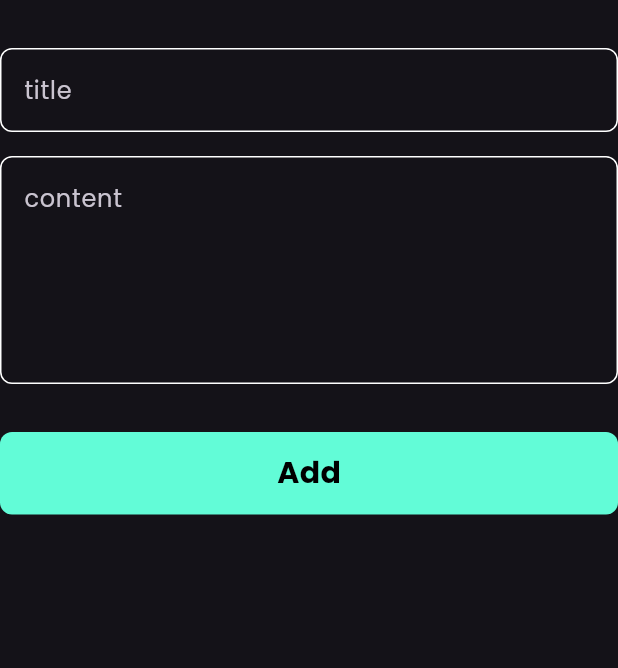
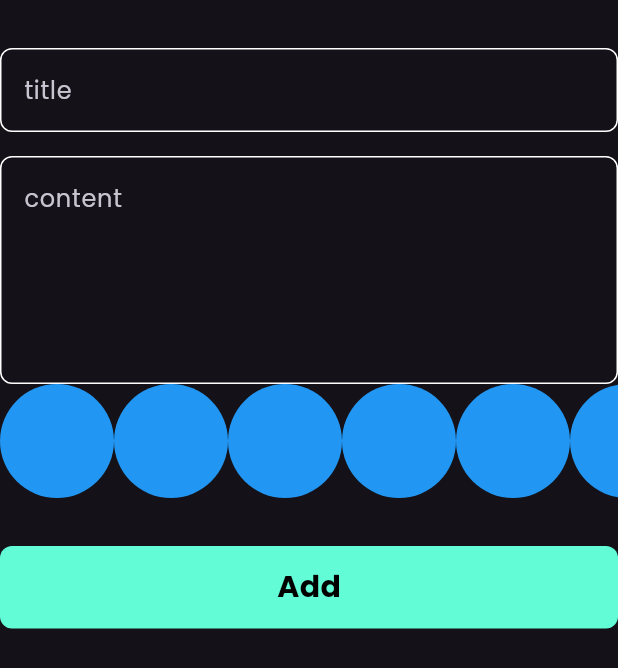
Before and after one commit to adelkalaji/notes_app, a Flutter app: the AddNoteForm widget shown alone on an empty page, opened directly, on a phone screen of 412 x 824 dp. Shown: the top 668 px of the screen. Run offline on Flutter 3.47's test engine with Material 3 defaults, Android fonts, the phone set to English and light mode, and no system bars; our stand-ins replace bloc, flutter_bloc, hive, hive_flutter; accounts and stored records are empty.

Commit message:
create color list view part one

```diff
--- a/notes_app/lib/views/notes_view.dart
+++ b/notes_app/lib/views/notes_view.dart
@@ -2,7 +2,7 @@ import 'package:flutter/material.dart';
 import 'package:flutter_bloc/flutter_bloc.dart';
 import 'package:notes_app/constants.dart';
 import 'package:notes_app/cubits/cubit_cubit/notes_cubit.dart';
-import 'package:notes_app/views/widgets/add_note_botttom_sheet.dart';
+import 'package:notes_app/views/widgets/add_note_bottom_sheet.dart';
 import 'package:notes_app/views/widgets/notes_view_body.dart';
 
 class NotesView extends StatelessWidget {
--- a/notes_app/lib/views/widgets/add_note_form.dart
+++ b/notes_app/lib/views/widgets/add_note_form.dart
@@ -3,6 +3,7 @@ import 'package:flutter_bloc/flutter_bloc.dart';
 import 'package:intl/intl.dart';
 import 'package:notes_app/cubits/add_note_cubit/add_note_cubit.dart';
 import 'package:notes_app/models/note_model.dart';
+import 'package:notes_app/views/widgets/color_list_view.dart';
 import 'package:notes_app/views/widgets/custom_button.dart';
 import 'package:notes_app/views/widgets/custom_text_field.dart';
 
@@ -40,6 +41,7 @@ class _AddNoteFormState extends State<AddNoteForm> {
             hint: 'content',
             maxLines: 5,
           ),
+          ColorsList(),
           const SizedBox(height: 32),
           BlocBuilder<AddNoteCubit, AddNoteState>(
             builder: (context, state) {
--- /dev/null
+++ b/notes_app/lib/views/widgets/color_list_view.dart
@@ -0,0 +1,28 @@
+import 'package:flutter/material.dart';
+
+class ColorItem extends StatelessWidget {
+  const ColorItem({super.key});
+
+  @override
+  Widget build(BuildContext context) {
+    return const CircleAvatar(radius: 38, backgroundColor: Colors.blue);
+  }
+}
+
+class ColorsList extends StatelessWidget {
+  const ColorsList({super.key});
+
+  @override
+  Widget build(BuildContext context) {
+    return SizedBox(
+      height: 76,
+      child: ListView.builder(
+        itemCount: 10,
+        scrollDirection: Axis.horizontal,
+        itemBuilder: (BuildContext context, int index) {
+          return const ColorItem();
+        },
+      ),
+    );
+  }
+}
```
Also changed, not shown: notes_app/lib/views/widgets/add_note_bottom_sheet.dart (renamed from notes_app/lib/views/widgets/add_note_botttom_sheet.dart).
